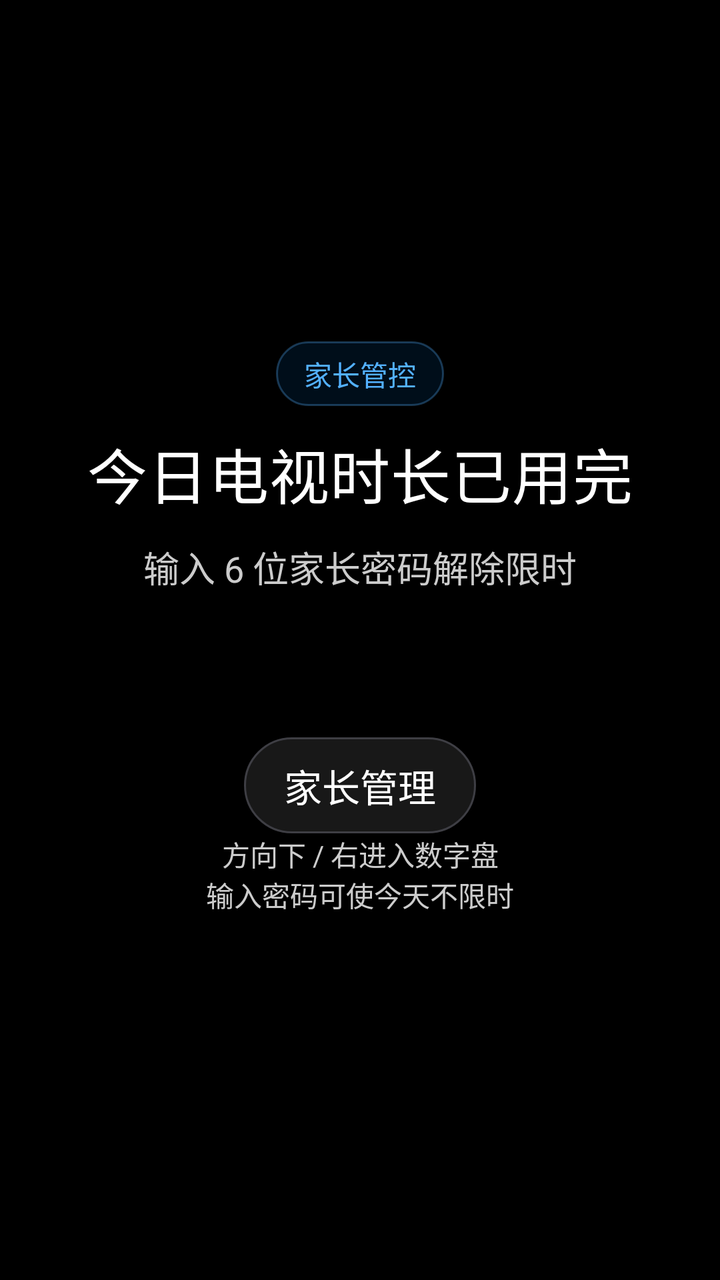
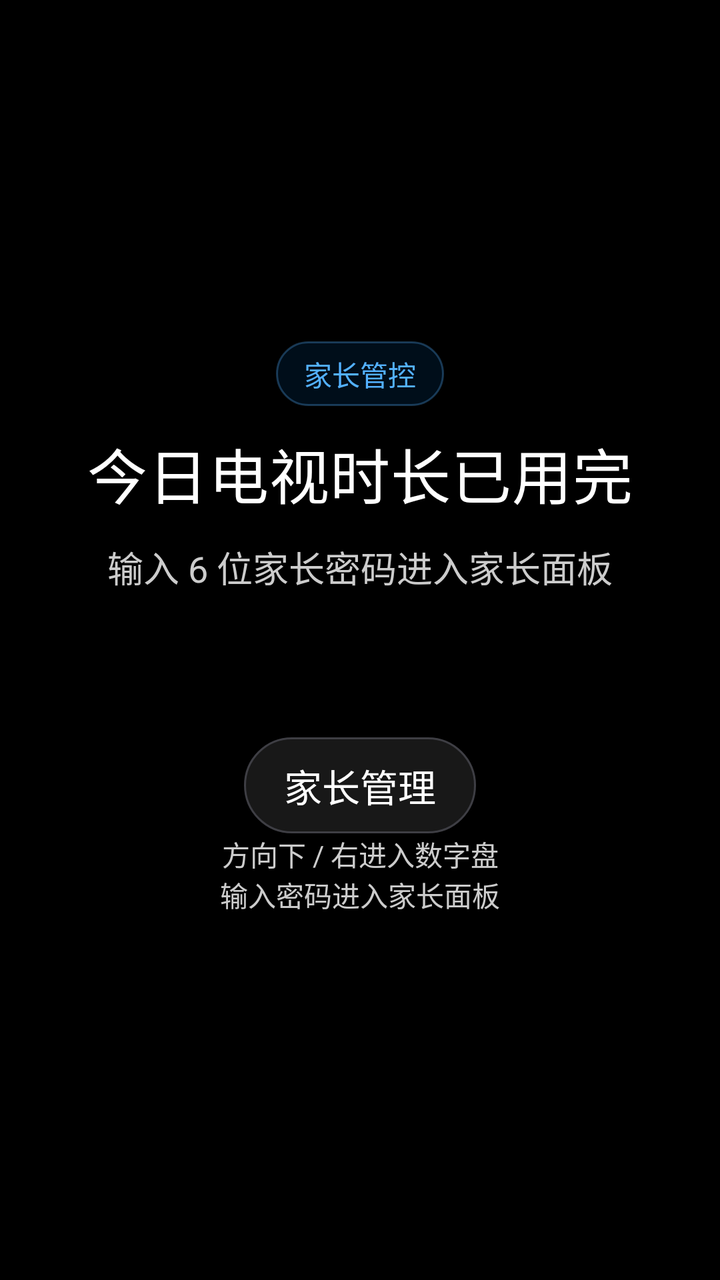

Before-and-after screenshots of an Android layout around one commit, followed by the original layout XML and the change that was made.
<!-- AndroidManifest.xml: application theme android:Theme.DeviceDefault.NoActionBar -->
<!-- res/layout/lock_screen.xml -->
<?xml version="1.0" encoding="utf-8"?>
<FrameLayout xmlns:android="http://schemas.android.com/apk/res/android"
    android:id="@+id/lock_root"
    android:layout_width="match_parent"
    android:layout_height="match_parent"
    android:background="@color/canvas"
    android:paddingLeft="24dp"
    android:paddingTop="16dp"
    android:paddingRight="24dp"
    android:paddingBottom="16dp">

    <ScrollView
        android:id="@+id/entry_scroll"
        android:layout_width="match_parent"
        android:layout_height="match_parent"
        android:fillViewport="true"
        android:focusable="false">

        <FrameLayout
            android:layout_width="match_parent"
            android:layout_height="wrap_content">

            <LinearLayout
                android:id="@+id/entry_columns"
                android:layout_width="match_parent"
                android:layout_height="wrap_content"
                android:layout_gravity="center"
                android:baselineAligned="false"
                android:gravity="center_vertical"
                android:orientation="vertical">

                <LinearLayout
                    android:id="@+id/entry_copy"
                    android:layout_width="match_parent"
                    android:layout_height="wrap_content"
                    android:gravity="center_horizontal"
                    android:orientation="vertical">

                    <TextView
                        android:id="@+id/lock_brand"
                        style="@style/Text.Caption"
                        android:layout_width="wrap_content"
                        android:layout_height="wrap_content"
                        android:background="@drawable/pill_bg"
                        android:paddingLeft="14dp"
                        android:paddingTop="6dp"
                        android:paddingRight="14dp"
                        android:paddingBottom="6dp"
                        android:text="家长管控"
                        android:textColor="@color/accent_light" />

                    <TextView
                        android:id="@+id/lock_title"
                        style="@style/Text.Display"
                        android:layout_width="match_parent"
                        android:layout_height="wrap_content"
                        android:layout_marginTop="12dp"
                        android:gravity="center"
                        android:text="今日电视时长已用完"
                        android:textSize="30sp" />

                    <TextView
                        android:id="@+id/lock_prompt"
                        style="@style/Text.Body"
                        android:layout_width="match_parent"
                        android:layout_height="wrap_content"
                        android:layout_marginTop="12dp"
                        android:gravity="center"
                        android:text="输入 6 位家长密码解除限时"
                        android:textSize="18sp" />

                    <TextView
                        android:id="@+id/lock_input"
                        style="@style/Text.Accent"
                        android:layout_width="match_parent"
                        android:layout_height="wrap_content"
                        android:layout_marginTop="12dp"
                        android:gravity="center"
                        android:minHeight="48dp"
                        android:textColor="@color/accent_light"
                        android:textSize="32sp" />

                    <Button
                        android:id="@+id/parent_manage"
                        style="@style/Widget.PillButton"
                        android:layout_width="wrap_content"
                        android:layout_height="48dp"
                        android:layout_gravity="center_horizontal"
                        android:layout_marginTop="12dp"
                        android:focusable="true"
                        android:focusableInTouchMode="true"
                        android:tag="parent_manage"
                        android:text="家长管理" />

                </LinearLayout>

                <LinearLayout
                    android:id="@+id/keypad_column"
                    android:layout_width="252dp"
                    android:layout_height="wrap_content"
                    android:layout_gravity="center_horizontal"
                    android:orientation="vertical">

                    <TextView
                        style="@style/Text.Caption"
                        android:layout_width="match_parent"
                        android:layout_height="wrap_content"
                        android:layout_marginBottom="12dp"
                        android:gravity="center"
                        android:text="方向下 / 右进入数字盘\n输入密码可使今天不限时"
                        android:textColor="@color/on_dark_mute" />

                    <FrameLayout
                        android:id="@+id/keypad_host"
                        android:layout_width="match_parent"
                        android:layout_height="wrap_content" />
                </LinearLayout>
            </LinearLayout>
        </FrameLayout>
    </ScrollView>
</FrameLayout>
<!-- resources referenced by this layout -->
<resources>
  <color name="accent_light">#53B1FF</color>
  <color name="canvas">#000000</color>
  <color name="on_dark_mute">#CCCCCC</color>
  <!-- drawable pill_bg (drawable) -->
  <?xml version="1.0" encoding="utf-8"?>
  <shape xmlns:android="http://schemas.android.com/apk/res/android"
      android:shape="rectangle">
      <solid android:color="#1F0070D1" />
      <corners android:radius="999dp" />
      <stroke android:width="1dp" android:color="#4D53B1FF" />
  </shape>
  <style name="Text.Accent">
          <item name="android:textColor">@color/accent_light</item>
          <item name="android:textSize">30sp</item>
          <item name="android:includeFontPadding">false</item>
      </style>
  <style name="Text.Body">
          <item name="android:textColor">@color/on_dark_mute</item>
          <item name="android:textSize">17sp</item>
          <item name="android:lineSpacingExtra">4dp</item>
          <item name="android:includeFontPadding">false</item>
      </style>
  <style name="Text.Caption">
          <item name="android:textColor">@color/mute_dark</item>
          <item name="android:textSize">14sp</item>
          <item name="android:includeFontPadding">false</item>
      </style>
  <style name="Text.Display">
          <item name="android:textColor">@color/on_dark</item>
          <item name="android:textSize">34sp</item>
          <item name="android:textStyle">normal</item>
          <item name="android:includeFontPadding">false</item>
      </style>
  <style name="Widget.PillButton" parent="@android:style/Widget.DeviceDefault.Button">
          <item name="android:background">@drawable/remote_button_bg</item>
          <item name="android:textColor">@color/on_dark</item>
          <item name="android:textSize">19sp</item>
          <item name="android:textAllCaps">false</item>
          <item name="android:minWidth">0dp</item>
          <item name="android:minHeight">48dp</item>
          <item name="android:paddingStart">20dp</item>
          <item name="android:paddingEnd">20dp</item>
          <item name="android:paddingTop">8dp</item>
          <item name="android:paddingBottom">8dp</item>
      </style>
  <color name="mute_dark">#99E5E5E5</color>
  <color name="on_dark">#FFFFFF</color>
  <!-- drawable remote_button_bg (drawable) -->
  <?xml version="1.0" encoding="utf-8"?>
  <selector xmlns:android="http://schemas.android.com/apk/res/android">
      <item android:state_enabled="false">
          <shape android:shape="rectangle">
              <solid android:color="#141516" />
              <stroke android:width="1dp" android:color="#26282C" />
              <corners android:radius="999dp" />
          </shape>
      </item>
      <item android:state_pressed="true">
          <shape android:shape="rectangle">
              <solid android:color="#0064B7" />
              <stroke android:width="2dp" android:color="#FFFFFF" />
              <corners android:radius="999dp" />
          </shape>
      </item>
      <item android:state_focused="true">
          <shape android:shape="rectangle">
              <solid android:color="#0070D1" />
              <stroke android:width="3dp" android:color="#53B1FF" />
              <corners android:radius="999dp" />
          </shape>
      </item>
      <item>
          <shape android:shape="rectangle">
              <solid android:color="#181818" />
              <stroke android:width="1dp" android:color="#3E3E44" />
              <corners android:radius="999dp" />
          </shape>
      </item>
  </selector>
</resources>

<!-- the commit's change to res/layout/lock_screen.xml (unified diff, before → after) -->
@@ -66,7 +66,7 @@
                         android:layout_height="wrap_content"
                         android:layout_marginTop="12dp"
                         android:gravity="center"
-                        android:text="输入 6 位家长密码解除限时"
+                        android:text="输入 6 位家长密码进入家长面板"
                         android:textSize="18sp" />
 
                     <TextView
@@ -107,7 +107,7 @@
                         android:layout_height="wrap_content"
                         android:layout_marginBottom="12dp"
                         android:gravity="center"
-                        android:text="方向下 / 右进入数字盘\n输入密码可使今天不限时"
+                        android:text="方向下 / 右进入数字盘\n输入密码进入家长面板"
                         android:textColor="@color/on_dark_mute" />
 
                     <FrameLayout
